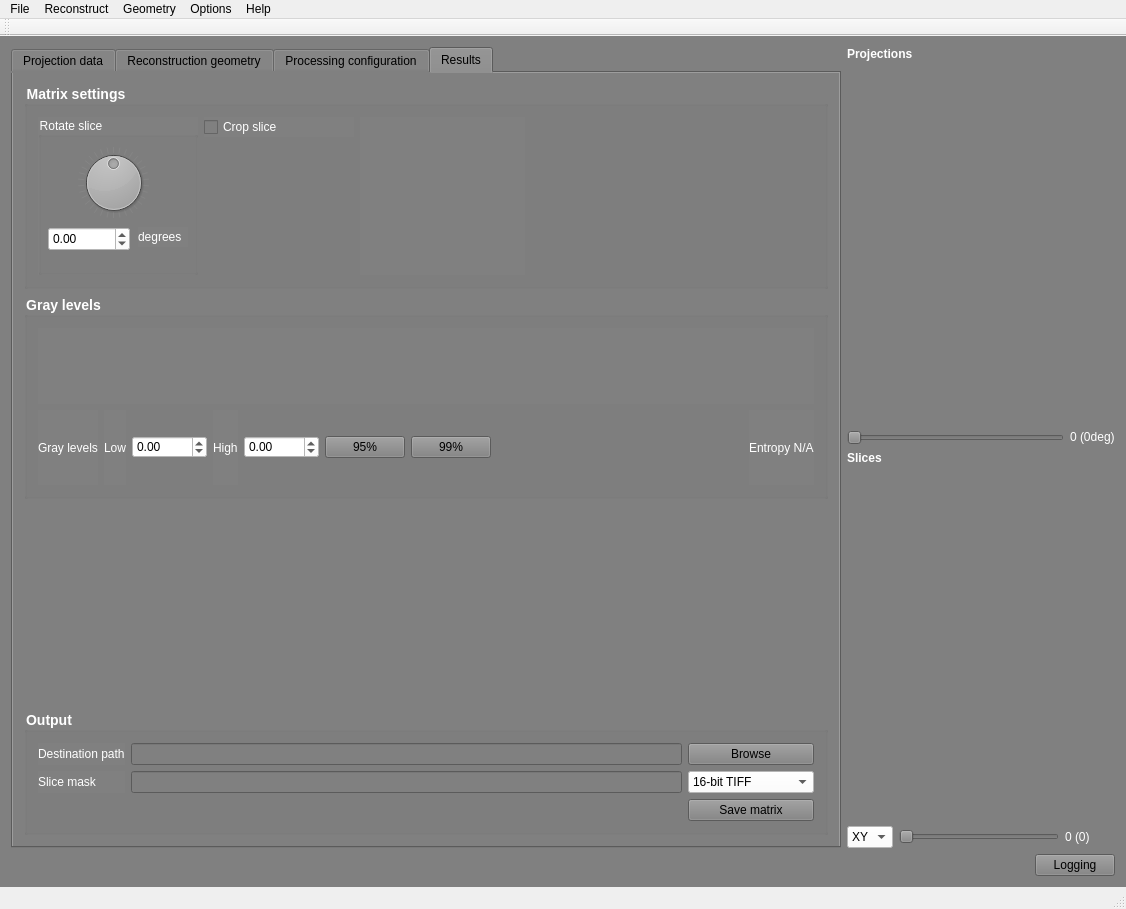
This is applications/muhrec3/src/muhrecmainwindow.ui in neutronimaging/imagingsuite as Qt 5 draws it before an edit. The edited form follows.
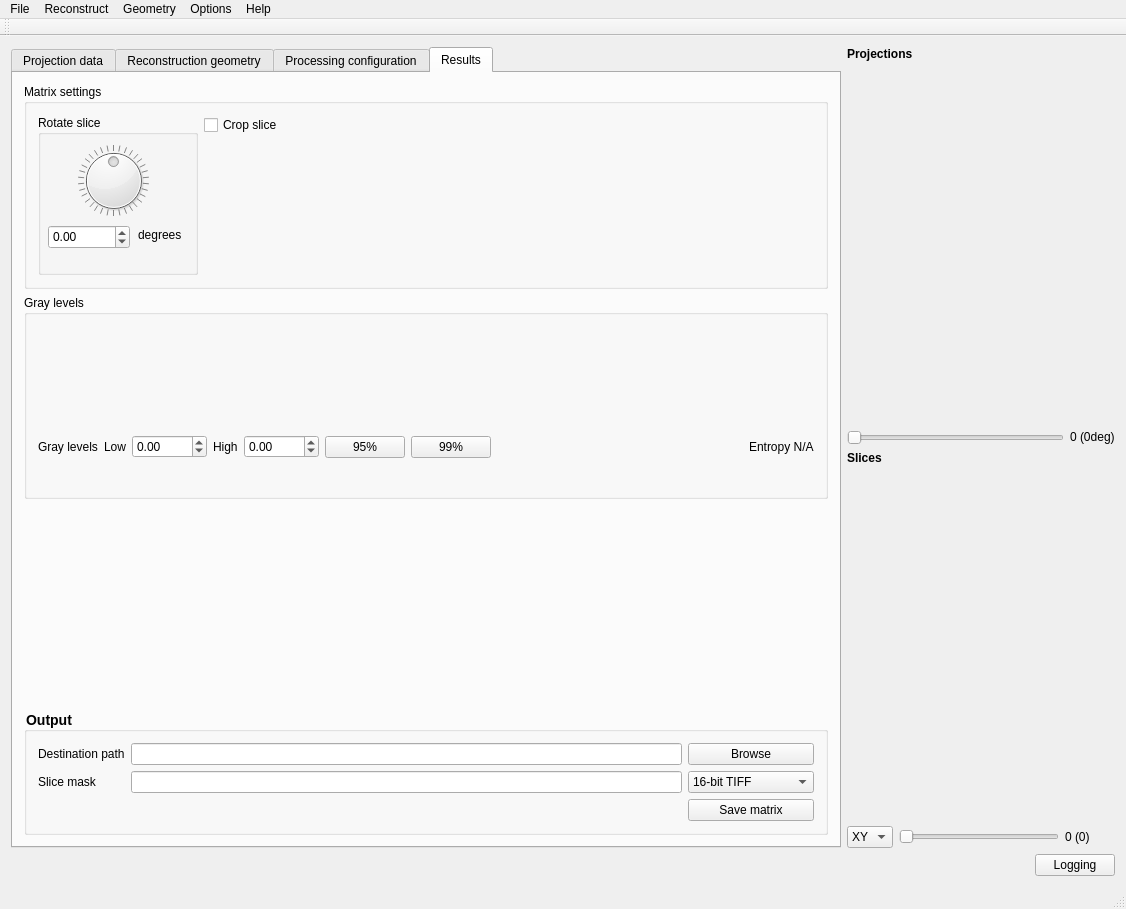
This is the edited form. The open tabs and pages were chosen to show the change. Custom widgets are drawn as their Qt base class.

```diff
--- a/applications/muhrec3/src/muhrecmainwindow.ui
+++ b/applications/muhrec3/src/muhrecmainwindow.ui
@@ -21,8 +21,7 @@
   </property>
   <widget class="QWidget" name="centralWidget">
    <property name="styleSheet">
-    <string notr="true">QWidget{background-color:gray} QDoubleSpinBox{background-color:white} QSpinBox{background-color:white} QLabel{color:#FFFFFF}QGroupBox{color:#FFFFFF}QRadioButton{color:white}QCheckBox{color:white}
-QComboBox{border-color:#555555;background-color:white}</string>
+    <string notr="true"/>
    </property>
    <layout class="QVBoxLayout" name="verticalLayout_6">
     <item>
@@ -1712,7 +1711,7 @@
           <item>
            <widget class="QGroupBox" name="groupMatrixSettings">
             <property name="styleSheet">
-             <string notr="true">QGroupBox#groupMatrixSettings {font: bold 14px}</string>
+             <string notr="true">QGroupBox#groupMatrixSettings{font: bold 1.75em}</string>
             </property>
             <property name="title">
              <string>Matrix settings</string>
@@ -1830,8 +1829,8 @@
                 <widget class="QtAddons::uxROIWidget" name="widgetMatrixROI" native="true">
                  <property name="minimumSize">
                   <size>
-                   <width>165</width>
-                   <height>120</height>
+                   <width>196</width>
+                   <height>123</height>
                   </size>
                  </property>
                  <property name="toolTip">
@@ -1866,7 +1865,7 @@
              </sizepolicy>
             </property>
             <property name="styleSheet">
-             <string notr="true">QGroupBox#groupHistogram {font: bold 14px}</string>
+             <string notr="true">QGroupBox#groupHistogram {font: bold 1.75em}</string>
             </property>
             <property name="title">
              <string>Gray levels</string>
```
Left out of the diff: 8 changed lines with no effect on the pictures.
